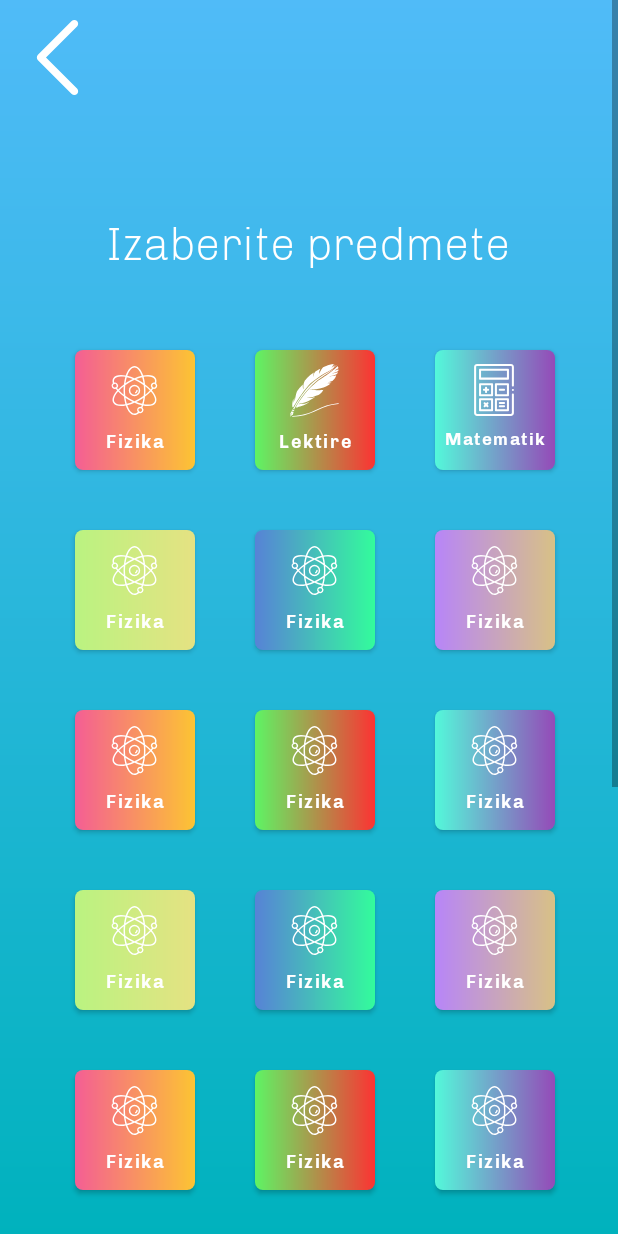
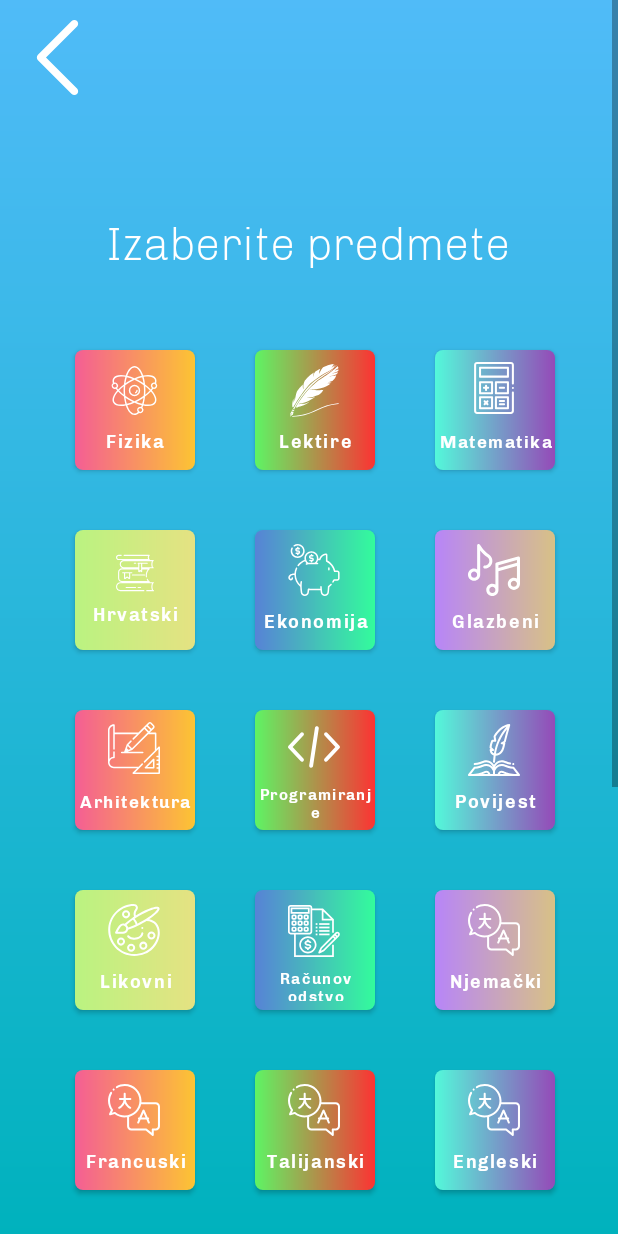
Before and after one commit to AnaJozic/instrukciopedija, an Android app: the SubjectChoicesActivity screen opened directly, with no data from a screen before it, on a phone screen of 412 x 824 dp. Run offline under Robolectric (Android 15) with nearby library versions, the phone set to English and light mode, and no system bars.

Commit message:
dodala predmete u Choces_subject_layout

```diff
--- a/app/src/main/res/layout-v21/activity_subject_choices.xml
+++ b/app/src/main/res/layout-v21/activity_subject_choices.xml
@@ -68,7 +68,8 @@
                 android:padding="3dp"
                 android:layout_gravity="center"
                 app:backgroundTint="#00FFFFFF"
-                app:backgroundTintMode="add" />
+                app:backgroundTintMode="add"
+                />
 
             <Button
                 android:id="@+id/lektire_btn"
@@ -100,7 +101,7 @@
                 android:layout_gravity="center"
                 android:textAllCaps="false"
                 android:fontFamily="@font/chivo_bold"
-                android:padding="3dp"
+                android:padding="2dp"
                 android:backgroundTint="#00FFFFFF"
                 android:backgroundTintMode="add"
                 app:backgroundTint="#00FFFFFF"
@@ -112,14 +113,14 @@
                 android:layout_height="80dp"
                 android:layout_margin="20dp"
                 android:background="@drawable/button_four"
-                android:drawableTop="@drawable/ic_atom"
-                android:text="Fizika"
+                android:drawableTop="@drawable/ic_hrvatski"
+                android:text="Hrvatski"
                 android:textSize="12sp"
                 android:textAllCaps="false"
                 android:fontFamily="@font/chivo_bold"
                 android:backgroundTint="#00FFFFFF"
                 android:layout_gravity="center"
-                android:padding="3dp"
+                android:padding="10dp"
                 android:backgroundTintMode="add"
                 app:backgroundTint="#00FFFFFF"
                 app:backgroundTintMode="add" />
@@ -130,8 +131,8 @@
                 android:layout_height="80dp"
                 android:layout_margin="20dp"
                 android:background="@drawable/button_five"
-                android:drawableTop="@drawable/ic_atom"
-                android:text="Fizika"
+                android:drawableTop="@drawable/ic_ekonomija"
+                android:text="Ekonomija"
                 android:textSize="12sp"
                 android:textAllCaps="false"
                 android:fontFamily="@font/chivo_bold"
@@ -148,8 +149,8 @@
                 android:layout_height="80dp"
                 android:layout_margin="20dp"
                 android:background="@drawable/button_six"
-                android:drawableTop="@drawable/ic_atom"
-                android:text="Fizika"
+                android:drawableTop="@drawable/ic_glazbeni"
+                android:text="Glazbeni"
                 android:textSize="12sp"
                 android:padding="3dp"
                 android:layout_gravity="center"
@@ -166,10 +167,10 @@
                 android:layout_height="80dp"
                 android:layout_margin="20dp"
                 android:background="@drawable/button_one"
-                android:drawableTop="@drawable/ic_atom"
-                android:text="Fizika"
-                android:textSize="12sp"
-                android:padding="3dp"
+                android:drawableTop="@drawable/ic_arhitekt"
+                android:text="Arhitektura"
+                android:textSize="11sp"
+                android:padding="2dp"
                 android:layout_gravity="center"
                 android:textAllCaps="false"
                 android:fontFamily="@font/chivo_bold"
@@ -184,11 +185,11 @@
                 android:layout_height="80dp"
                 android:layout_margin="20dp"
                 android:background="@drawable/button_two"
-                android:drawableTop="@drawable/ic_atom"
-                android:text="Fizika"
-                android:padding="3dp"
+                android:drawableTop="@drawable/ic_programiranje"
+                android:text="Programiranje"
+                android:padding="1dp"
                 android:layout_gravity="center"
-                android:textSize="12sp"
+                android:textSize="10sp"
                 android:textAllCaps="false"
                 android:fontFamily="@font/chivo_bold"
                 android:backgroundTint="#00FFFFFF"
@@ -202,8 +203,8 @@
                 android:layout_height="80dp"
                 android:layout_margin="20dp"
                 android:background="@drawable/button_three"
-                android:drawableTop="@drawable/ic_atom"
-                android:text="Fizika"
+                android:drawableTop="@drawable/ic_povijest"
+                android:text="Povijest"
                 android:textSize="12sp"
                 android:textAllCaps="false"
                 android:padding="3dp"
@@ -220,8 +221,8 @@
                 android:layout_height="80dp"
                 android:layout_margin="20dp"
                 android:background="@drawable/button_four"
-                android:drawableTop="@drawable/ic_atom"
-                android:text="Fizika"
+                android:drawableTop="@drawable/ic_likovni"
+                android:text="Likovni"
                 android:textSize="12sp"
                 android:padding="3dp"
                 android:layout_gravity="center"
@@ -237,12 +238,12 @@
                 android:layout_width="80dp"
                 android:layout_height="80dp"
                 android:layout_margin="20dp"
-                android:padding="3dp"
+                android:paddingBottom="0dp"
                 android:layout_gravity="center"
                 android:background="@drawable/button_five"
-                android:drawableTop="@drawable/ic_atom"
-                android:text="Fizika"
-                android:textSize="12sp"
+                android:drawableTop="@drawable/ic_racunovodstvo"
+                android:text="Računovodstvo"
+                android:textSize="10sp"
                 android:textAllCaps="false"
                 android:fontFamily="@font/chivo_bold"
                 android:backgroundTint="#00FFFFFF"
@@ -258,8 +259,8 @@
                 android:padding="3dp"
                 android:layout_gravity="center"
                 android:background="@drawable/button_six"
-                android:drawableTop="@drawable/ic_atom"
-                android:text="Fizika"
+                android:drawableTop="@drawable/ic_jezik"
+                android:text="Njemački"
                 android:textSize="12sp"
                 android:textAllCaps="false"
                 android:fontFamily="@font/chivo_bold"
@@ -274,8 +275,8 @@
                 android:layout_height="80dp"
                 android:layout_margin="20dp"
                 android:background="@drawable/button_one"
-                android:drawableTop="@drawable/ic_atom"
-                android:text="Fizika"
+                android:drawableTop="@drawable/ic_jezik"
+                android:text="Francuski"
                 android:textSize="12sp"
                 android:padding="3dp"
                 android:layout_gravity="center"
@@ -292,8 +293,8 @@
                 android:layout_height="80dp"
                 android:layout_margin="20dp"
                 android:background="@drawable/button_two"
-                android:drawableTop="@drawable/ic_atom"
-                android:text="Fizika"
+                android:drawableTop="@drawable/ic_jezik"
+                android:text="Talijanski"
                 android:padding="3dp"
                 android:layout_gravity="center"
                 android:textSize="12sp"
@@ -310,8 +311,8 @@
                 android:layout_height="80dp"
                 android:layout_margin="20dp"
                 android:background="@drawable/button_three"
-                android:drawableTop="@drawable/ic_atom"
-                android:text="Fizika"
+                android:drawableTop="@drawable/ic_jezik"
+                android:text="Engleski"
                 android:textSize="12sp"
                 android:padding="3dp"
                 android:layout_gravity="center"
@@ -328,8 +329,8 @@
                 android:layout_height="80dp"
                 android:layout_margin="20dp"
                 android:background="@drawable/button_four"
-                android:drawableTop="@drawable/ic_atom"
-                android:text="Fizika"
+                android:drawableTop="@drawable/ic_jezik"
+                android:text="Ruski"
                 android:textSize="12sp"
                 android:padding="3dp"
                 android:layout_gravity="center"
@@ -346,9 +347,9 @@
                 android:layout_height="80dp"
                 android:layout_margin="20dp"
                 android:background="@drawable/button_five"
-                android:drawableTop="@drawable/ic_atom"
-                android:text="Fizika"
-                android:textSize="12sp"
+                android:drawableTop="@drawable/ic_jezik"
+                android:text="Ostali jezici"
+                android:textSize="11sp"
                 android:textAllCaps="false"
                 android:padding="3dp"
                 android:layout_gravity="center"
@@ -364,8 +365,8 @@
                 android:layout_height="80dp"
                 android:layout_margin="20dp"
                 android:background="@drawable/button_six"
-                android:drawableTop="@drawable/ic_atom"
-                android:text="Fizika"
+                android:drawableTop="@drawable/ic_kemija"
+                android:text="Kemija"
                 android:textSize="12sp"
                 android:padding="3dp"
                 android:layout_gravity="center"
@@ -382,11 +383,11 @@
                 android:layout_height="80dp"
                 android:layout_margin="20dp"
                 android:background="@drawable/button_one"
-                android:drawableTop="@drawable/ic_atom"
-                android:text="Fizika"
-                android:textSize="12sp"
+                android:drawableTop="@drawable/ic_elektrotehnika"
+                android:text="Elektrotehnika"
+                android:textSize="9sp"
                 android:textAllCaps="false"
-                android:padding="3dp"
+                android:padding="1dp"
                 android:layout_gravity="center"
                 android:fontFamily="@font/chivo_bold"
                 android:backgroundTint="#00FFFFFF"
@@ -400,11 +401,11 @@
                 android:layout_height="80dp"
                 android:layout_margin="20dp"
                 android:background="@drawable/button_two"
-                android:drawableTop="@drawable/ic_atom"
-                android:text="Fizika"
-                android:textSize="12sp"
+                android:drawableTop="@drawable/ic_strojarstvo"
+                android:text="Strojarstvo"
+                android:textSize="10sp"
                 android:textAllCaps="false"
-                android:padding="3dp"
+                android:padding="0dp"
                 android:layout_gravity="center"
                 android:fontFamily="@font/chivo_bold"
                 android:backgroundTint="#00FFFFFF"
@@ -418,8 +419,8 @@
                 android:layout_height="80dp"
                 android:layout_margin="20dp"
                 android:background="@drawable/button_three"
-                android:drawableTop="@drawable/ic_atom"
-                android:text="Fizika"
+                android:drawableTop="@drawable/ic_geografija"
+                android:text="Geografija"
                 android:textSize="12sp"
                 android:padding="3dp"
                 android:layout_gravity="center"
@@ -436,8 +437,8 @@
                 android:layout_height="80dp"
                 android:layout_margin="20dp"
                 android:background="@drawable/button_four"
-                android:drawableTop="@drawable/ic_atom"
-                android:text="Fizika"
+                android:drawableTop="@drawable/ic_biologija"
+                android:text="Biologija"
                 android:textSize="12sp"
                 android:padding="3dp"
                 android:layout_gravity="center"
@@ -454,11 +455,11 @@
                 android:layout_height="80dp"
                 android:layout_margin="20dp"
                 android:background="@drawable/button_five"
-                android:drawableTop="@drawable/ic_atom"
-                android:text="Fizika"
-                android:textSize="12sp"
+                android:drawableTop="@drawable/ic_informatika"
+                android:text="Informatika"
+                android:textSize="10sp"
                 android:textAllCaps="false"
-                android:padding="3dp"
+                android:padding="0dp"
                 android:layout_gravity="center"
                 android:fontFamily="@font/chivo_bold"
                 android:backgroundTint="#00FFFFFF"
@@ -472,11 +473,11 @@
                 android:layout_height="80dp"
                 android:layout_margin="20dp"
                 android:background="@drawable/button_six"
-                android:drawableTop="@drawable/ic_atom"
-                android:text="Fizika"
+                android:drawableTop="@drawable/ic_sociologija"
+                android:text="Sociologija"
                 android:textSize="12sp"
                 android:textAllCaps="false"
-                android:padding="3dp"
+                android:padding="0dp"
                 android:layout_gravity="center"
                 android:fontFamily="@font/chivo_bold"
                 android:backgroundTint="#00FFFFFF"
@@ -490,8 +491,8 @@
                 android:layout_height="80dp"
                 android:layout_margin="20dp"
                 android:background="@drawable/button_one"
-                android:drawableTop="@drawable/ic_atom"
-                android:text="Fizika"
+                android:drawableTop="@drawable/ic_medicina"
+                android:text="Medicina"
                 android:textSize="12sp"
                 android:padding="3dp"
                 android:layout_gravity="center"
@@ -508,8 +509,8 @@
                 android:layout_height="80dp"
                 android:layout_margin="20dp"
                 android:background="@drawable/button_two"
-                android:drawableTop="@drawable/ic_atom"
-                android:text="Fizika"
+                android:drawableTop="@drawable/ic_matura"
+                android:text="Matura"
                 android:textSize="12sp"
                 android:padding="3dp"
                 android:layout_gravity="center"
@@ -526,8 +527,8 @@
                 android:layout_height="80dp"
                 android:layout_margin="20dp"
                 android:background="@drawable/button_three"
-                android:drawableTop="@drawable/ic_atom"
-                android:text="Fizika"
+                android:drawableTop="@drawable/ic_pravo"
+                android:text="Pravo"
                 android:textSize="12sp"
                 android:padding="3dp"
                 android:layout_gravity="center"
--- a/app/src/main/res/layout/activity_subject_choices.xml
+++ b/app/src/main/res/layout/activity_subject_choices.xml
@@ -68,7 +68,8 @@
                 android:padding="3dp"
                 android:layout_gravity="center"
                 app:backgroundTint="#00FFFFFF"
-                app:backgroundTintMode="add" />
+                app:backgroundTintMode="add"
+                />
 
             <Button
                 android:id="@+id/lektire_btn"
```
